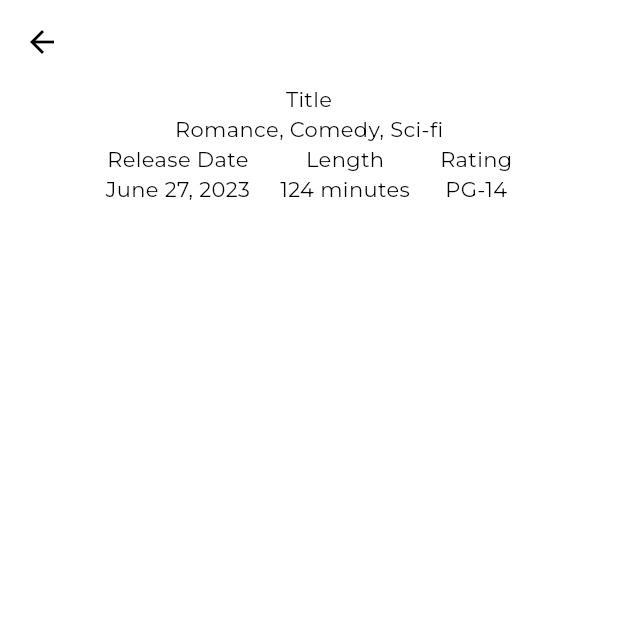
After one commit to qasim-xo/movie_app, a Flutter app: the MovieDetailMobileScreen screen opened directly, on a phone screen of 412 x 824 dp, the top half of it. The commit adds this screen. Run offline on Flutter 3.47's test engine with Material 3 defaults, Android fonts, the phone set to English and light mode, and no system bars; our stand-ins replace auto_route, cached_network_image, dio, flutter_dotenv, flutter_riverpod, freezed_annotation and 3 more; network calls fail.

Commit message:
working on movie detail screen.

```diff
--- /dev/null
+++ b/lib/features/movie_tv_show_details/screens/mobile/movie_detail_mobile_screen.dart
@@ -0,0 +1,59 @@
+import 'package:flutter/material.dart';
+import 'package:flutter_riverpod/flutter_riverpod.dart';
+import 'package:movie_app/features/movie_tv_show_details/providers/movie_tv_show_details_provider.dart';
+
+class MovieDetailMobileScreen extends ConsumerStatefulWidget {
+  const MovieDetailMobileScreen({super.key});
+
+  @override
+  ConsumerState<ConsumerStatefulWidget> createState() =>
+      _MovieDetailMobileScreenState();
+}
+
+class _MovieDetailMobileScreenState
+    extends ConsumerState<MovieDetailMobileScreen> {
+  @override
+  void initState() {
+    super.initState();
+    WidgetsBinding.instance.addPostFrameCallback((_) {
+      ref.read(movieTvShowDetailsProvider.notifier).fetchMovieDetails();
+    });
+  }
+
+  @override
+  Widget build(BuildContext context) {
+    final movieTvShowDetails =
+        ref.watch(movieTvShowDetailsProvider).movieDetail;
+    return Scaffold(
+      appBar: AppBar(
+        title: Text(movieTvShowDetails.title),
+      ),
+      body: Column(
+        children: [
+          Text('Title'),
+          Text("Romance, Comedy, Sci-fi"),
+          Row(
+            mainAxisAlignment: MainAxisAlignment.center,
+            children: [
+              Column(
+                children: [Text('Release Date'), Text('June 27, 2023')],
+              ),
+              SizedBox(
+                width: 20,
+              ),
+              Column(
+                children: [Text('Length'), Text('124 minutes')],
+              ),
+              SizedBox(
+                width: 20,
+              ),
+              Column(
+                children: [Text('Rating'), Text('PG-14')],
+              ),
+            ],
+          ),
+        ],
+      ),
+    );
+  }
+}
--- a/lib/models/movie/movie.dart
+++ b/lib/models/movie/movie.dart
@@ -14,7 +14,7 @@ class Movie with _$Movie {
       @JsonKey(name: 'original_language') @Default('') String originalLanguage,
       @JsonKey(name: 'original_title') @Default('') String originalTitle,
       @JsonKey(name: 'overview') @Default('') String overview,
-      @JsonKey(name: 'popularity') @Default(0.0) double popularity,
+      // @JsonKey(name: 'popularity') @Default(0.0) double popularity,
       @JsonKey(name: 'poster_path') @Default('Not Available') String posterPath,
       @JsonKey(name: 'release_date') @Default('') String releaseDate,
       @JsonKey(name: 'title') @Default('') String title,
--- a/lib/router/app_router.dart
+++ b/lib/router/app_router.dart
@@ -1,4 +1,5 @@
 import 'package:auto_route/auto_route.dart';
+import 'package:movie_app/features/movie_tv_show_details/screens/movie_detail_screen.dart';
 import 'package:movie_app/router/app_router.gr.dart';
 
 @AutoRouterConfig(replaceInRouteName: 'Screen,Route')
@@ -11,7 +12,8 @@ class AppRouter extends RootStackRouter {
       AutoRoute(
           initial: true,
           page: NavigationRoute.page,
-          children: [AutoRoute(page: HomeRoute.page)])
+          children: [AutoRoute(page: HomeRoute.page)]),
+      AutoRoute(page: MovieDetailRoute.page)
     ];
   }
 }
--- a/lib/utils/dependency_injection.dart
+++ b/lib/utils/dependency_injection.dart
@@ -1,10 +1,13 @@
 import 'package:dio/dio.dart';
 import 'package:get_it/get_it.dart';
 import 'package:movie_app/features/home/repository/home_repository.dart';
+import 'package:movie_app/features/movie_tv_show_details/repository/movie_tv_show_details_repository.dart';
 
 final getIt = GetIt.instance;
 
 void setupDI() {
   getIt.registerLazySingleton<Dio>(() => Dio());
   getIt.registerLazySingleton<HomeRepository>(() => HomeRepository());
+  getIt.registerLazySingleton<MovieTvShowDetailsRepository>(
+      () => MovieTvShowDetailsRepository());
 }
```
Also changed, not shown: lib/features/home/screens/mob/home_mob_screen.dart (+16 -5 lines), lib/features/movie_tv_show_details/providers/movie_tv_show_details_provider.dart (added, +67 -0 lines), lib/features/movie_tv_show_details/repository/movie_tv_show_details_repository.dart (added, +22 -0 lines), lib/features/movie_tv_show_details/screens/movie_detail_screen.dart (added, +18 -0 lines), lib/features/movie_tv_show_details/screens/web/movie_detail_web_screen.dart (added, +11 -0 lines), lib/models/movie_detail/movie_detail.dart (added, +32 -0 lines), lib/models/movie_genre/movie_genre.dart (added, +15 -0 lines), lib/models/movie_production_companies/movie_production_companies.dart (added, +17 -0 lines), lib/models/movie_spoken_language/movie_spoken_language.dart (added, +15 -0 lines), lib/models/movie/movie.freezed.dart, lib/models/movie/movie.g.dart, lib/models/movie_detail/movie_detail.freezed.dart (added), lib/models/movie_detail/movie_detail.g.dart (added), lib/models/movie_genre/movie_genre.freezed.dart (added), 6 more files.
